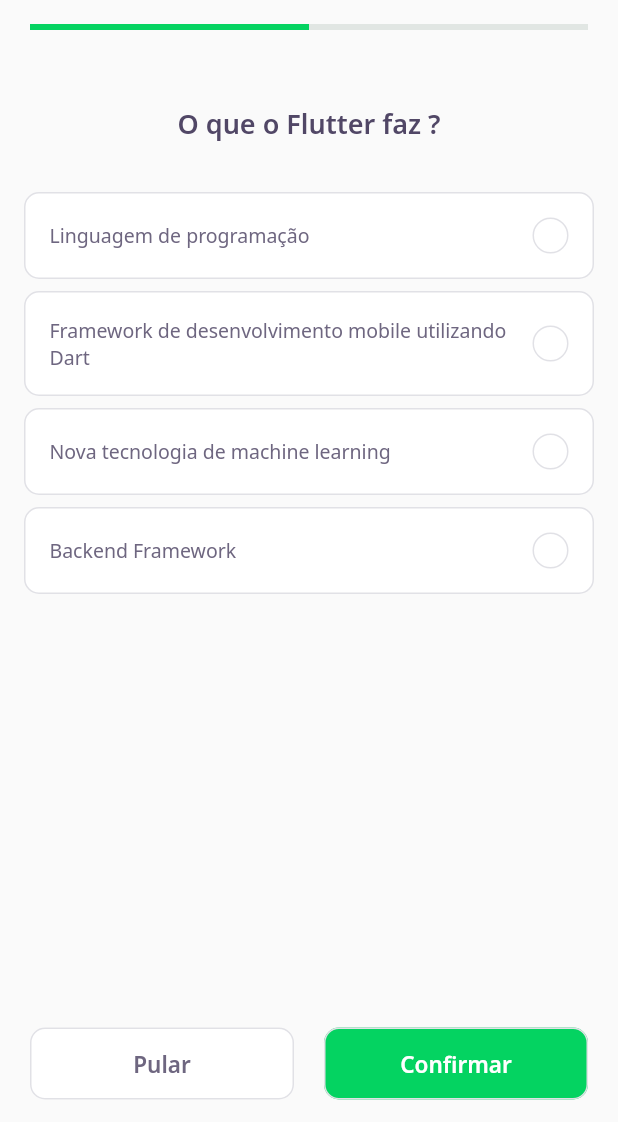
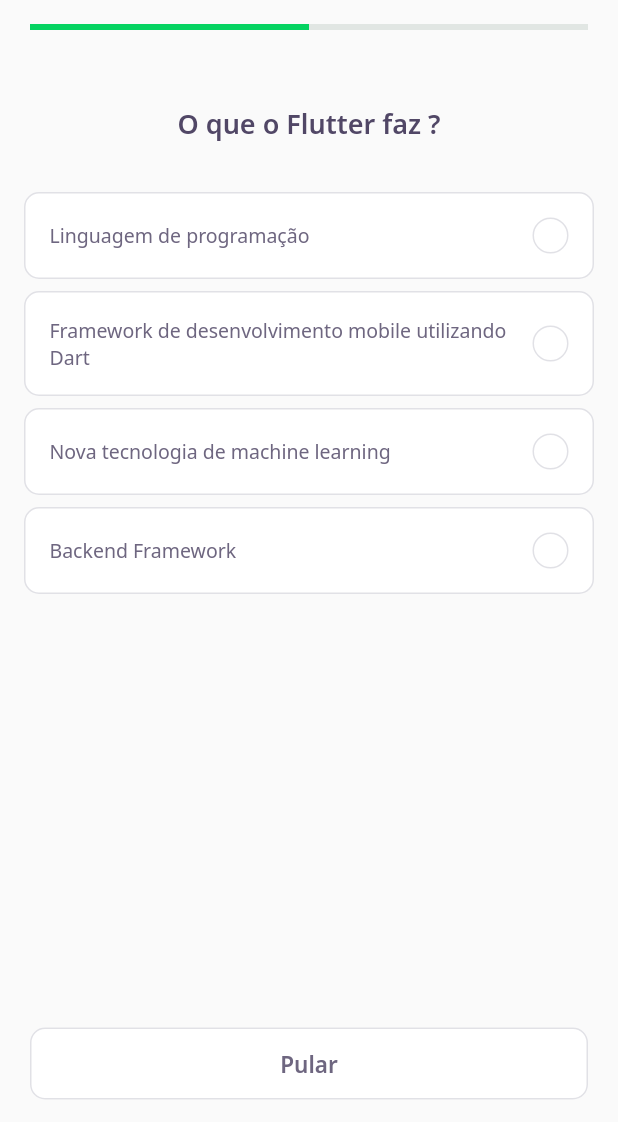
Before and after one commit to VitorLamego/QuizDev, a Flutter app: the screen it shows after launch, after a tap on "Flutter Início", on a phone screen of 412 x 824 dp, the part 114-1236 px from its top. Run offline on Flutter 3.47's test engine with Material 2 defaults, Android fonts, the phone set to English and light mode, and no system bars; our stand-ins replace google_fonts; accounts and stored records are empty; network calls fail.

Commit message:
Finish navigation between screens

```diff
--- a/lib/challenge/challenge_page.dart
+++ b/lib/challenge/challenge_page.dart
@@ -26,6 +26,11 @@ class _ChallengePageState extends State<ChallengePage> {
     super.initState();
   }
 
+  void nextPage() {
+    pageController.nextPage(
+        duration: Duration(seconds: 2), curve: Curves.easeIn);
+  }
+
   @override
   Widget build(BuildContext context) {
     return Scaffold(
@@ -51,7 +56,10 @@ class _ChallengePageState extends State<ChallengePage> {
         controller: pageController,
         children: [
           ...widget.questions
-              .map((question) => QuizWidget(question: question))
+              .map((question) => QuizWidget(
+                    question: question,
+                    onChange: nextPage,
+                  ))
               .toList(),
         ],
       ),
@@ -59,23 +67,26 @@ class _ChallengePageState extends State<ChallengePage> {
         bottom: true,
         child: Padding(
             padding: EdgeInsets.symmetric(horizontal: 10),
-          child: Row(
-            mainAxisAlignment: MainAxisAlignment.spaceEvenly,
+            child: ValueListenableBuilder<int>(
+                valueListenable: controller.currentPageNotifier,
+                builder: (context, value, _) => Row(
+                      mainAxisAlignment: MainAxisAlignment.spaceAround,
                       children: [
                         Expanded(
                           child: NextButtonWidget.grey(
                             label: 'Pular',
-                      onTap: () {
-                        pageController.nextPage(
-                            duration: Duration(milliseconds: 500),
-                            curve: Curves.easeIn);
-                      })),
-              Expanded(
-                  child:
-                      NextButtonWidget.green(label: 'Confirmar', onTap: () {}))
-            ],
+                            onTap: nextPage,
                           ),
                         ),
+                        if (value == widget.questions.length)
+                          Expanded(
+                              child: NextButtonWidget.green(
+                                  label: 'Confirmar',
+                                  onTap: () {
+                                    Navigator.pop(context);
+                                  })),
+                      ],
+                    ))),
       ),
     );
   }
--- a/lib/challenge/widgets/answer/answer_widget.dart
+++ b/lib/challenge/widgets/answer/answer_widget.dart
@@ -5,11 +5,13 @@ import 'package:flutter/material.dart';
 class AnswerWidget extends StatelessWidget {
   final AnswerModel answer;
   final bool isSelected;
+  final bool disabled;
   final VoidCallback onTap;
 
   const AnswerWidget(
       {required this.answer,
       required this.onTap,
+      this.disabled = false,
       this.isSelected = false,
       Key? key})
       : super(key: key);
@@ -35,6 +37,8 @@ class AnswerWidget extends StatelessWidget {
   Widget build(BuildContext context) {
     return Padding(
       padding: const EdgeInsets.symmetric(horizontal: 16, vertical: 4),
+      child: IgnorePointer(
+        ignoring: this.disabled,
         child: GestureDetector(
           onTap: this.onTap,
           child: Container(
@@ -43,8 +47,9 @@ class AnswerWidget extends StatelessWidget {
               color: isSelected ? _selectedColorCardRight : AppColors.white,
               borderRadius: BorderRadius.circular(10),
               border: Border.fromBorderSide(BorderSide(
-                color:
-                    isSelected ? _selectedBorderCardRight : AppColors.border)),
+                  color: isSelected
+                      ? _selectedBorderCardRight
+                      : AppColors.border)),
             ),
             child: Row(
               mainAxisAlignment: MainAxisAlignment.spaceBetween,
@@ -76,6 +81,7 @@ class AnswerWidget extends StatelessWidget {
             ),
           ),
         ),
+      ),
     );
   }
 }
--- a/lib/challenge/widgets/quiz/quiz_widget.dart
+++ b/lib/challenge/widgets/quiz/quiz_widget.dart
@@ -5,8 +5,10 @@ import 'package:flutter/material.dart';
 
 class QuizWidget extends StatefulWidget {
   final QuestionModel question;
+  final VoidCallback onChange;
 
-  const QuizWidget({required this.question, Key? key}) : super(key: key);
+  const QuizWidget({required this.question, required this.onChange, Key? key})
+      : super(key: key);
 
   @override
   _QuizWidgetState createState() => _QuizWidgetState();
@@ -28,10 +30,13 @@ class _QuizWidgetState extends State<QuizWidget> {
           for (var i = 0; i < widget.question.answers.length; i++)
             AnswerWidget(
                 answer: widget.question.answers[i],
+                disabled: indexSelected != -1,
                 isSelected: indexSelected == i,
                 onTap: () {
                   indexSelected = i;
                   setState(() {});
+                  Future.delayed(Duration(seconds: 2))
+                      .then((value) => widget.onChange());
                 }),
         ],
       ),
```
Lines whose indentation alone changed are shown as unchanged.
